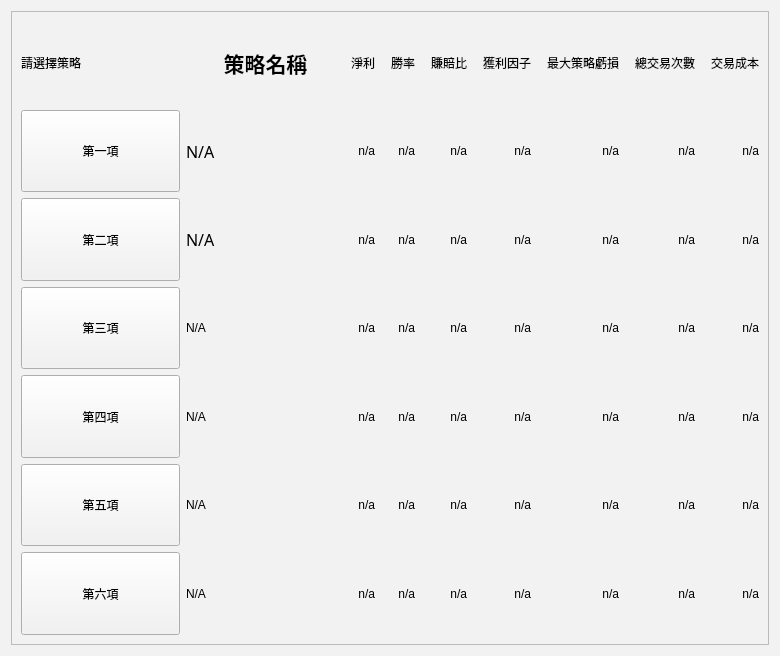
Before: the Qt Designer form Read_txt_UI.ui in allen93075/Winner, drawn with Qt 5.
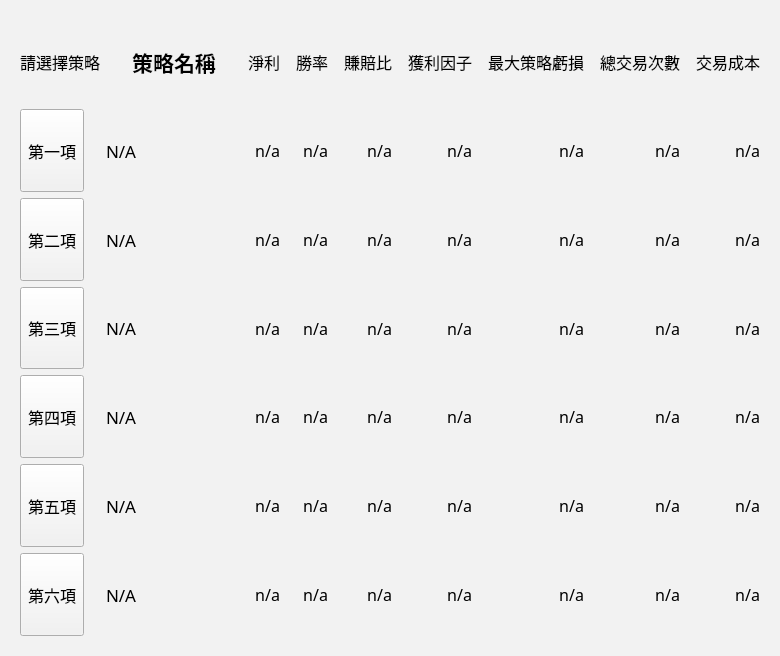
After: the same form once the commit is applied.

Commit message: font changed to 微軟正黑體

```diff
--- a/Read_txt_UI.ui
+++ b/Read_txt_UI.ui
@@ -32,7 +32,7 @@
    <item row="0" column="0">
     <widget class="QFrame" name="frame">
      <property name="frameShape">
-      <enum>QFrame::StyledPanel</enum>
+      <enum>QFrame::NoFrame</enum>
      </property>
      <property name="frameShadow">
       <enum>QFrame::Raised</enum>
@@ -50,6 +50,12 @@
               <verstretch>0</verstretch>
              </sizepolicy>
             </property>
+            <property name="font">
+             <font>
+              <family>微軟正黑體</family>
+              <pointsize>12</pointsize>
+             </font>
+            </property>
             <property name="text">
              <string>請選擇策略</string>
             </property>
@@ -58,11 +64,17 @@
           <item>
            <widget class="QToolButton" name="toolButton">
             <property name="sizePolicy">
-             <sizepolicy hsizetype="Preferred" vsizetype="Preferred">
+             <sizepolicy hsizetype="Fixed" vsizetype="Preferred">
               <horstretch>0</horstretch>
               <verstretch>0</verstretch>
              </sizepolicy>
             </property>
+            <property name="font">
+             <font>
+              <family>微軟正黑體</family>
+              <pointsize>12</pointsize>
+             </font>
+            </property>
             <property name="text">
              <string>第一項</string>
             </property>
@@ -74,11 +86,17 @@
           <item>
            <widget class="QToolButton" name="toolButton_2">
             <property name="sizePolicy">
-             <sizepolicy hsizetype="Preferred" vsizetype="Preferred">
+             <sizepolicy hsizetype="Fixed" vsizetype="Preferred">
               <horstretch>0</horstretch>
               <verstretch>0</verstretch>
              </sizepolicy>
             </property>
+            <property name="font">
+             <font>
+              <family>微軟正黑體</family>
+              <pointsize>12</pointsize>
+             </font>
+            </property>
             <property name="text">
              <string>第二項</string>
             </property>
@@ -90,11 +108,17 @@
           <item>
            <widget class="QToolButton" name="toolButton_3">
             <property name="sizePolicy">
-             <sizepolicy hsizetype="Preferred" vsizetype="Preferred">
+             <sizepolicy hsizetype="Fixed" vsizetype="Preferred">
               <horstretch>0</horstretch>
               <verstretch>0</verstretch>
              </sizepolicy>
             </property>
+            <property name="font">
+             <font>
+              <family>微軟正黑體</family>
+              <pointsize>12</pointsize>
+             </font>
+            </property>
             <property name="text">
              <string>第三項</string>
             </property>
@@ -106,11 +130,17 @@
           <item>
            <widget class="QToolButton" name="toolButton_4">
             <property name="sizePolicy">
-             <sizepolicy hsizetype="Preferred" vsizetype="Preferred">
+             <sizepolicy hsizetype="Fixed" vsizetype="Preferred">
               <horstretch>0</horstretch>
               <verstretch>0</verstretch>
              </sizepolicy>
             </property>
+            <property name="font">
+             <font>
+              <family>微軟正黑體</family>
+              <pointsize>12</pointsize>
+             </font>
+            </property>
             <property name="text">
              <string>第四項</string>
             </property>
@@ -122,11 +152,17 @@
           <item>
            <widget class="QToolButton" name="toolButton_5">
             <property name="sizePolicy">
-             <sizepolicy hsizetype="Preferred" vsizetype="Preferred">
+             <sizepolicy hsizetype="Fixed" vsizetype="Preferred">
               <horstretch>0</horstretch>
               <verstretch>0</verstretch>
              </sizepolicy>
             </property>
+            <property name="font">
+             <font>
+              <family>微軟正黑體</family>
+              <pointsize>12</pointsize>
+             </font>
+            </property>
             <property name="text">
              <string>第五項</string>
             </property>
@@ -138,11 +174,17 @@
           <item>
            <widget class="QToolButton" name="toolButton_6">
             <property name="sizePolicy">
-             <sizepolicy hsizetype="Preferred" vsizetype="Preferred">
+             <sizepolicy hsizetype="Fixed" vsizetype="Preferred">
               <horstretch>0</horstretch>
               <verstretch>0</verstretch>
              </sizepolicy>
             </property>
+            <property name="font">
+             <font>
+              <family>微軟正黑體</family>
+              <pointsize>12</pointsize>
+             </font>
+            </property>
             <property name="text">
              <string>第六項</string>
             </property>
@@ -178,7 +220,7 @@
             <property name="font">
              <font>
               <family>微軟正黑體</family>
-              <pointsize>12</pointsize>
+              <pointsize>13</pointsize>
              </font>
             </property>
             <property name="text">
@@ -194,7 +236,7 @@
             <property name="font">
              <font>
               <family>微軟正黑體</family>
-              <pointsize>12</pointsize>
+              <pointsize>13</pointsize>
              </font>
             </property>
             <property name="text">
@@ -207,6 +249,12 @@
           </item>
           <item>
            <widget class="QLabel" name="strategy_3">
+             <property name="font">
+              <font>
+               <family>微軟正黑體</family>
+               <pointsize>13</pointsize>
+              </font>
+             </property>
             <property name="text">
              <string>N/A</string>
             </property>
@@ -217,6 +265,12 @@
           </item>
           <item>
            <widget class="QLabel" name="strategy_4">
+             <property name="font">
+              <font>
+               <family>微軟正黑體</family>
+               <pointsize>13</pointsize>
+              </font>
+             </property>
             <property name="text">
              <string>N/A</string>
             </property>
@@ -227,6 +281,12 @@
           </item>
           <item>
            <widget class="QLabel" name="strategy_5">
+             <property name="font">
+              <font>
+               <family>微軟正黑體</family>
+               <pointsize>13</pointsize>
+              </font>
+             </property>
             <property name="text">
              <string>N/A</string>
             </property>
@@ -237,6 +297,12 @@
           </item>
           <item>
            <widget class="QLabel" name="strategy_6">
+             <property name="font">
+              <font>
+               <family>微軟正黑體</family>
+               <pointsize>13</pointsize>
+              </font>
+             </property>
             <property name="text">
              <string>N/A</string>
             </property>
@@ -253,6 +319,12 @@
            <layout class="QVBoxLayout" name="verticalLayout_3">
             <item>
              <widget class="QLabel" name="label">
+               <property name="font">
+                <font>
+                 <family>微軟正黑體</family>
+                 <pointsize>12</pointsize>
+                </font>
+               </property>
               <property name="text">
                <string>淨利</string>
               </property>
@@ -263,6 +335,12 @@
             </item>
             <item>
              <widget class="QLabel" name="st1_1">
+               <property name="font">
+                <font>
+                 <family>微軟正黑體</family>
+                 <pointsize>12</pointsize>
+                </font>
+               </property>
               <property name="text">
                <string>n/a</string>
               </property>
@@ -273,6 +351,12 @@
             </item>
             <item>
              <widget class="QLabel" name="st2_1">
+               <property name="font">
+                <font>
+                 <family>微軟正黑體</family>
+                 <pointsize>12</pointsize>
+                </font>
+               </property>
               <property name="text">
                <string>n/a</string>
               </property>
@@ -283,6 +367,12 @@
             </item>
             <item>
              <widget class="QLabel" name="st3_1">
+               <property name="font">
+                <font>
+                 <family>微軟正黑體</family>
+                 <pointsize>12</pointsize>
+                </font>
+               </property>
               <property name="text">
                <string>n/a</string>
               </property>
@@ -293,6 +383,12 @@
             </item>
             <item>
              <widget class="QLabel" name="st4_1">
+               <property name="font">
+                <font>
+                 <family>微軟正黑體</family>
+                 <pointsize>12</pointsize>
+                </font>
+               </property>
               <property name="text">
                <string>n/a</string>
               </property>
@@ -303,6 +399,12 @@
             </item>
             <item>
              <widget class="QLabel" name="st5_1">
+               <property name="font">
+                <font>
+                 <family>微軟正黑體</family>
+                 <pointsize>12</pointsize>
+                </font>
+               </property>
               <property name="text">
                <string>n/a</string>
               </property>
@@ -313,6 +415,12 @@
             </item>
             <item>
              <widget class="QLabel" name="st6_1">
+               <property name="font">
+                <font>
+                 <family>微軟正黑體</family>
+                 <pointsize>12</pointsize>
+                </font>
+               </property>
               <property name="text">
                <string>n/a</string>
               </property>
@@ -343,6 +451,12 @@
            <layout class="QVBoxLayout" name="verticalLayout_4">
             <item>
              <widget class="QLabel" name="label_2">
+               <property name="font">
+                <font>
+                 <family>微軟正黑體</family>
+                 <pointsize>12</pointsize>
+                </font>
+               </property>
               <property name="text">
                <string>勝率</string>
               </property>
@@ -353,6 +467,12 @@
             </item>
             <item>
              <widget class="QLabel" name="st1_2">
+               <property name="font">
+                <font>
+                 <family>微軟正黑體</family>
+                 <pointsize>12</pointsize>
+                </font>
+               </property>
               <property name="text">
                <string>n/a</string>
               </property>
@@ -363,6 +483,12 @@
             </item>
             <item>
              <widget class="QLabel" name="st2_2">
+               <property name="font">
+                <font>
+                 <family>微軟正黑體</family>
+                 <pointsize>12</pointsize>
+                </font>
+               </property>
               <property name="text">
                <string>n/a</string>
               </property>
@@ -373,6 +499,12 @@
             </item>
             <item>
              <widget class="QLabel" name="st3_2">
+               <property name="font">
+                <font>
+                 <family>微軟正黑體</family>
+                 <pointsize>12</pointsize>
+                </font>
+               </property>
               <property name="text">
                <string>n/a</string>
               </property>
@@ -383,6 +515,12 @@
             </item>
             <item>
              <widget class="QLabel" name="st4_2">
+               <property name="font">
+                <font>
+                 <family>微軟正黑體</family>
+                 <pointsize>12</pointsize>
+                </font>
+               </property>
               <property name="text">
                <string>n/a</string>
               </property>
@@ -393,6 +531,12 @@
             </item>
             <item>
              <widget class="QLabel" name="st5_2">
+               <property name="font">
+                <font>
+                 <family>微軟正黑體</family>
+                 <pointsize>12</pointsize>
+                </font>
+               </property>
               <property name="text">
                <string>n/a</string>
               </property>
@@ -403,6 +547,12 @@
             </item>
             <item>
              <widget class="QLabel" name="st6_2">
+               <property name="font">
+                <font>
+                 <family>微軟正黑體</family>
+                 <pointsize>12</pointsize>
+                </font>
+               </property>
               <property name="text">
                <string>n/a</string>
               </property>
@@ -433,6 +583,12 @@
            <layout class="QVBoxLayout" name="verticalLayout_5">
             <item>
              <widget class="QLabel" name="label_3">
+               <property name="font">
+                <font>
+                 <family>微軟正黑體</family>
+                 <pointsize>12</pointsize>
+                </font>
+               </property>
               <property name="text">
                <string>賺賠比</string>
               </property>
@@ -443,6 +599,12 @@
             </item>
             <item>
              <widget class="QLabel" name="st1_3">
+               <property name="font">
+                <font>
+                 <family>微軟正黑體</family>
+                 <pointsize>12</pointsize>
+                </font>
+               </property>
               <property name="text">
                <string>n/a</string>
               </property>
@@ -453,6 +615,12 @@
             </item>
             <item>
              <widget class="QLabel" name="st2_3">
+               <property name="font">
+                <font>
+                 <family>微軟正黑體</family>
+                 <pointsize>12</pointsize>
+                </font>
+               </property>
               <property name="text">
                <string>n/a</string>
               </property>
@@ -463,6 +631,12 @@
             </item>
             <item>
              <widget class="QLabel" name="st3_3">
+               <property name="font">
+                <font>
+                 <family>微軟正黑體</family>
+                 <pointsize>12</pointsize>
+                </font>
+               </property>
               <property name="text">
                <string>n/a</string>
               </property>
@@ -473,6 +647,12 @@
             </item>
             <item>
              <widget class="QLabel" name="st4_3">
+               <property name="font">
+                <font>
+                 <family>微軟正黑體</family>
+                 <pointsize>12</pointsize>
+                </font>
+               </property>
               <property name="text">
                <string>n/a</string>
               </property>
@@ -483,6 +663,12 @@
             </item>
             <item>
              <widget class="QLabel" name="st5_3">
+               <property name="font">
+                <font>
+                 <family>微軟正黑體</family>
+                 <pointsize>12</pointsize>
+                </font>
+               </property>
               <property name="text">
                <string>n/a</string>
               </property>
@@ -493,6 +679,12 @@
             </item>
             <item>
              <widget class="QLabel" name="st6_3">
+               <property name="font">
+                <font>
+                 <family>微軟正黑體</family>
+                 <pointsize>12</pointsize>
+                </font>
+               </property>
               <property name="text">
                <string>n/a</string>
               </property>
@@ -523,6 +715,12 @@
            <layout class="QVBoxLayout" name="verticalLayout_6">
             <item>
              <widget class="QLabel" name="label_4">
+               <property name="font">
+                <font>
+                 <family>微軟正黑體</family>
+                 <pointsize>12</pointsize>
+                </font>
+               </property>
               <property name="text">
                <string>獲利因子</string>
               </property>
@@ -533,6 +731,12 @@
             </item>
             <item>
              <widget class="QLabel" name="st1_4">
+               <property name="font">
+                <font>
+                 <family>微軟正黑體</family>
+                 <pointsize>12</pointsize>
+                </font>
+               </property>
               <property name="text">
                <string>n/a</string>
               </property>
@@ -543,6 +747,12 @@
             </item>
             <item>
              <widget class="QLabel" name="st2_4">
+               <property name="font">
+                <font>
+                 <family>微軟正黑體</family>
+                 <pointsize>12</pointsize>
+                </font>
+               </property>
               <property name="text">
                <string>n/a</string>
               </property>
@@ -553,6 +763,12 @@
             </item>
             <item>
              <widget class="QLabel" name="st3_4">
+               <property name="font">
+                <font>
+                 <family>微軟正黑體</family>
+                 <pointsize>12</pointsize>
+                </font>
+               </property>
               <property name="text">
                <string>n/a</string>
               </property>
@@ -563,6 +779,12 @@
             </item>
             <item>
              <widget class="QLabel" name="st4_4">
+               <property name="font">
+                <font>
+                 <family>微軟正黑體</family>
+                 <pointsize>12</pointsize>
+                </font>
+               </property>
               <property name="text">
                <string>n/a</string>
               </property>
@@ -573,6 +795,12 @@
             </item>
             <item>
              <widget class="QLabel" name="st5_4">
+               <property name="font">
+                <font>
+                 <family>微軟正黑體</family>
+                 <pointsize>12</pointsize>
+                </font>
+               </property>
               <property name="text">
                <string>n/a</string>
               </property>
@@ -583,6 +811,12 @@
             </item>
             <item>
              <widget class="QLabel" name="st6_4">
+               <property name="font">
+                <font>
+                 <family>微軟正黑體</family>
+                 <pointsize>12</pointsize>
+                </font>
+               </property>
               <property name="text">
                <string>n/a</string>
               </property>
@@ -613,6 +847,12 @@
            <layout class="QVBoxLayout" name="verticalLayout_7">
             <item>
              <widget class="QLabel" name="label_5">
+               <property name="font">
+                <font>
+                 <family>微軟正黑體</family>
+                 <pointsize>12</pointsize>
+                </font>
+               </property>
               <property name="text">
                <string>最大策略虧損</string>
               </property>
@@ -623,6 +863,12 @@
             </item>
             <item>
              <widget class="QLabel" name="st1_5">
+               <property name="font">
+                <font>
+                 <family>微軟正黑體</family>
+                 <pointsize>12</pointsize>
+                </font>
+               </property>
               <property name="text">
                <string>n/a</string>
               </property>
@@ -633,6 +879,12 @@
             </item>
             <item>
              <widget class="QLabel" name="st2_5">
+               <property name="font">
+                <font>
+                 <family>微軟正黑體</family>
+                 <pointsize>12</pointsize>
+                </font>
+               </property>
               <property name="text">
                <string>n/a</string>
               </property>
@@ -643,6 +895,12 @@
             </item>
             <item>
              <widget class="QLabel" name="st3_5">
+               <property name="font">
+                <font>
+                 <family>微軟正黑體</family>
+                 <pointsize>12</pointsize>
+                </font>
+               </property>
               <property name="text">
                <string>n/a</string>
               </property>
@@ -653,6 +911,12 @@
             </item>
             <item>
              <widget class="QLabel" name="st4_5">
+               <property name="font">
+                <font>
+                 <family>微軟正黑體</family>
+                 <pointsize>12</pointsize>
+                </font>
+               </property>
               <property name="text">
                <string>n/a</string>
               </property>
@@ -663,6 +927,12 @@
             </item>
             <item>
              <widget class="QLabel" name="st5_5">
+               <property name="font">
+                <font>
+                 <family>微軟正黑體</family>
+                 <pointsize>12</pointsize>
+                </font>
+               </property>
               <property name="text">
                <string>n/a</string>
               </property>
@@ -673,6 +943,12 @@
             </item>
             <item>
              <widget class="QLabel" name="st6_5">
+               <property name="font">
+                <font>
+                 <family>微軟正黑體</family>
+                 <pointsize>12</pointsize>
+                </font>
+               </property>
               <property name="text">
                <string>n/a</string>
               </property>
@@ -703,6 +979,12 @@
            <layout class="QVBoxLayout" name="verticalLayout_8">
             <item>
              <widget class="QLabel" name="label_6">
+               <property name="font">
+                <font>
+                 <family>微軟正黑體</family>
+                 <pointsize>12</pointsize>
+                </font>
+               </property>
               <property name="text">
                <string>總交易次數</string>
               </property>
@@ -713,6 +995,12 @@
             </item>
             <item>
              <widget class="QLabel" name="st1_6">
+               <property name="font">
+                <font>
+                 <family>微軟正黑體</family>
+                 <pointsize>12</pointsize>
+                </font>
+               </property>
               <property name="text">
                <string>n/a</string>
               </property>
@@ -723,6 +1011,12 @@
             </item>
             <item>
              <widget class="QLabel" name="st2_6">
+               <property name="font">
+                <font>
+                 <family>微軟正黑體</family>
+                 <pointsize>12</pointsize>
+                </font>
+               </property>
               <property name="text">
                <string>n/a</string>
               </property>
@@ -733,6 +1027,12 @@
             </item>
             <item>
              <widget class="QLabel" name="st3_6">
+               <property name="font">
+                <font>
+                 <family>微軟正黑體</family>
+                 <pointsize>12</pointsize>
+                </font>
+               </property>
               <property name="text">
                <string>n/a</string>
               </property>
@@ -743,6 +1043,12 @@
             </item>
             <item>
              <widget class="QLabel" name="st4_6">
+               <property name="font">
+                <font>
+                 <family>微軟正黑體</family>
+                 <pointsize>12</pointsize>
+                </font>
+               </property>
               <property name="text">
                <string>n/a</string>
               </property>
@@ -753,6 +1059,12 @@
             </item>
             <item>
              <widget class="QLabel" name="st5_6">
+               <property name="font">
+                <font>
+                 <family>微軟正黑體</family>
+                 <pointsize>12</pointsize>
+                </font>
+               </property>
               <property name="text">
                <string>n/a</string>
               </property>
@@ -763,6 +1075,12 @@
             </item>
             <item>
              <widget class="QLabel" name="st6_6">
+               <property name="font">
+                <font>
+                 <family>微軟正黑體</family>
+                 <pointsize>12</pointsize>
+                </font>
+               </property>
               <property name="text">
                <string>n/a</string>
               </property>
@@ -793,6 +1111,12 @@
            <layout class="QVBoxLayout" name="verticalLayout_9">
             <item>
              <widget class="QLabel" name="label_7">
+               <property name="font">
+                <font>
+                 <family>微軟正黑體</family>
+                 <pointsize>12</pointsize>
+                </font>
+               </property>
               <property name="text">
                <string>交易成本</string>
               </property>
@@ -803,6 +1127,12 @@
             </item>
             <item>
              <widget class="QLabel" name="st1_7">
+               <property name="font">
+                <font>
+                 <family>微軟正黑體</family>
+                 <pointsize>12</pointsize>
+                </font>
+               </property>
               <property name="text">
                <string>n/a</string>
               </property>
@@ -813,6 +1143,12 @@
             </item>
             <item>
              <widget class="QLabel" name="st2_7">
+               <property name="font">
+                <font>
+                 <family>微軟正黑體</family>
+                 <pointsize>12</pointsize>
+                </font>
+               </property>
               <property name="text">
                <string>n/a</string>
               </property>
@@ -823,6 +1159,12 @@
             </item>
             <item>
              <widget class="QLabel" name="st3_7">
+               <property name="font">
+                <font>
+                 <family>微軟正黑體</family>
+                 <pointsize>12</pointsize>
+                </font>
+               </property>
               <property name="text">
                <string>n/a</string>
               </property>
@@ -833,6 +1175,12 @@
             </item>
             <item>
              <widget class="QLabel" name="st4_7">
+               <property name="font">
+                <font>
+                 <family>微軟正黑體</family>
+                 <pointsize>12</pointsize>
+                </font>
+               </property>
               <property name="text">
                <string>n/a</string>
               </property>
@@ -843,6 +1191,12 @@
             </item>
             <item>
              <widget class="QLabel" name="st5_7">
+               <property name="font">
+                <font>
+                 <family>微軟正黑體</family>
+                 <pointsize>12</pointsize>
+                </font>
+               </property>
               <property name="text">
                <string>n/a</string>
               </property>
@@ -853,6 +1207,12 @@
             </item>
             <item>
              <widget class="QLabel" name="st6_7">
+               <property name="font">
+                <font>
+                 <family>微軟正黑體</family>
+                 <pointsize>12</pointsize>
+                </font>
+               </property>
               <property name="text">
                <string>n/a</string>
               </property>
```
The commit also changes 1 other file.
